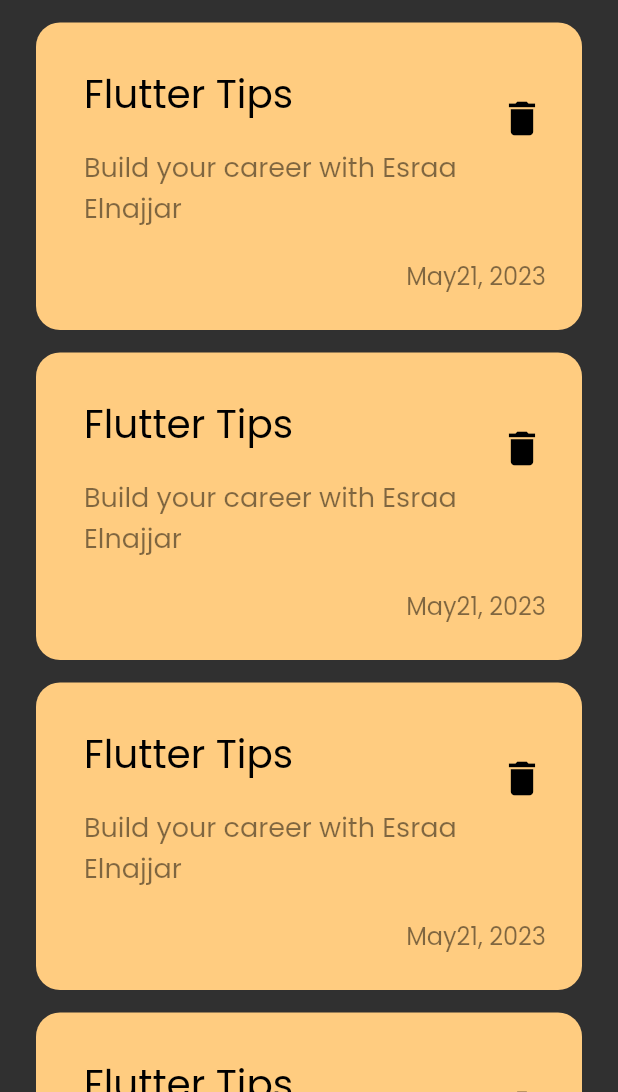
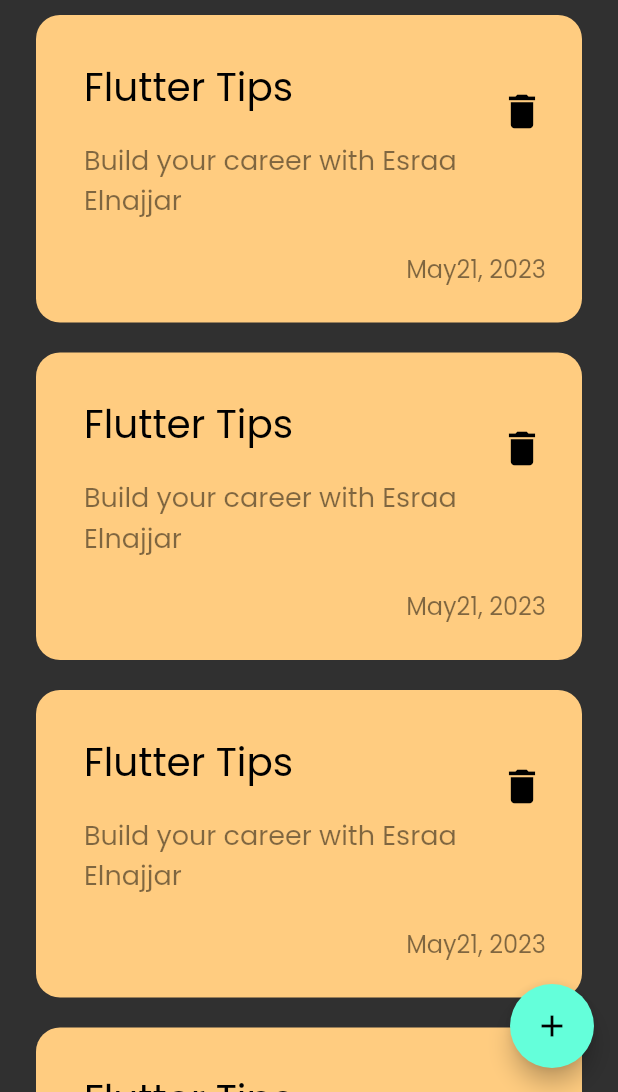
Before and after one commit to EsraaElnajjar/Notes_offline_App, a Flutter app: the screen it shows after launch, on a phone screen of 412 x 824 dp, the part 144-1236 px from its top. Run offline on Flutter 3.47's test engine with Material 2 defaults, Android fonts, the phone set to English and light mode, and no system bars.

Commit message:
create Modal Bottom Sheet of floating button

```diff
--- a/lib/views/note_app.dart
+++ b/lib/views/note_app.dart
@@ -1,5 +1,6 @@
 import 'package:flutter/material.dart';
 import 'package:note_app/views/widgets/body.dart';
+import 'package:note_app/views/widgets/modalBottomSheet.dart';
 
 class notePage extends StatelessWidget {
   const notePage({super.key});
@@ -7,6 +8,14 @@ class notePage extends StatelessWidget {
   @override
   Widget build(BuildContext context) {
     return  Scaffold(
+      floatingActionButton: FloatingActionButton(
+        onPressed: (){
+          showModalBottomSheet(context: context, builder: (context){
+            return modalSheet();
+          });
+        },
+        child: Icon(Icons.add),
+      ),
      body:  viewBody(),
     );
   }
--- a/lib/views/widgets/customNoteItem.dart
+++ b/lib/views/widgets/customNoteItem.dart
@@ -4,7 +4,7 @@ class noteItem extends StatelessWidget{
   @override
   Widget build(BuildContext context) {
     return Padding(
-      padding: const EdgeInsets.only(top: 15),
+      padding: const EdgeInsets.symmetric(vertical: 10),
       child: Container(
           padding: EdgeInsets.only(top: 24,bottom: 24,left: 16),
           decoration: BoxDecoration(
```
Also changed, not shown: lib/views/widgets/modalBottomSheet.dart (added, +7 -0 lines).
